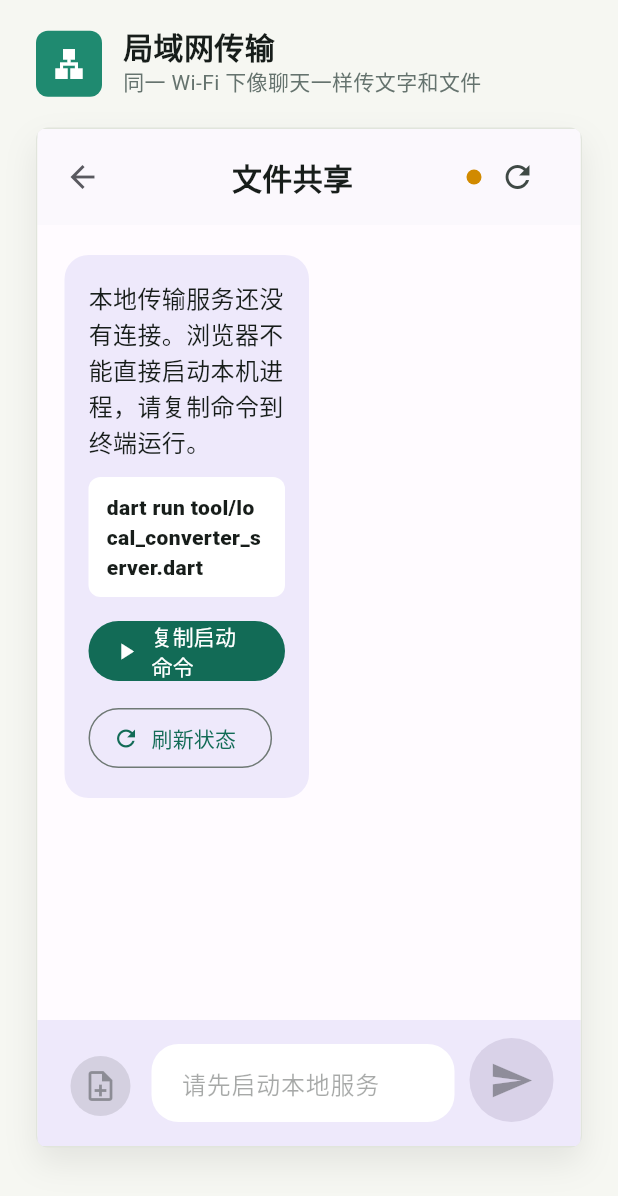
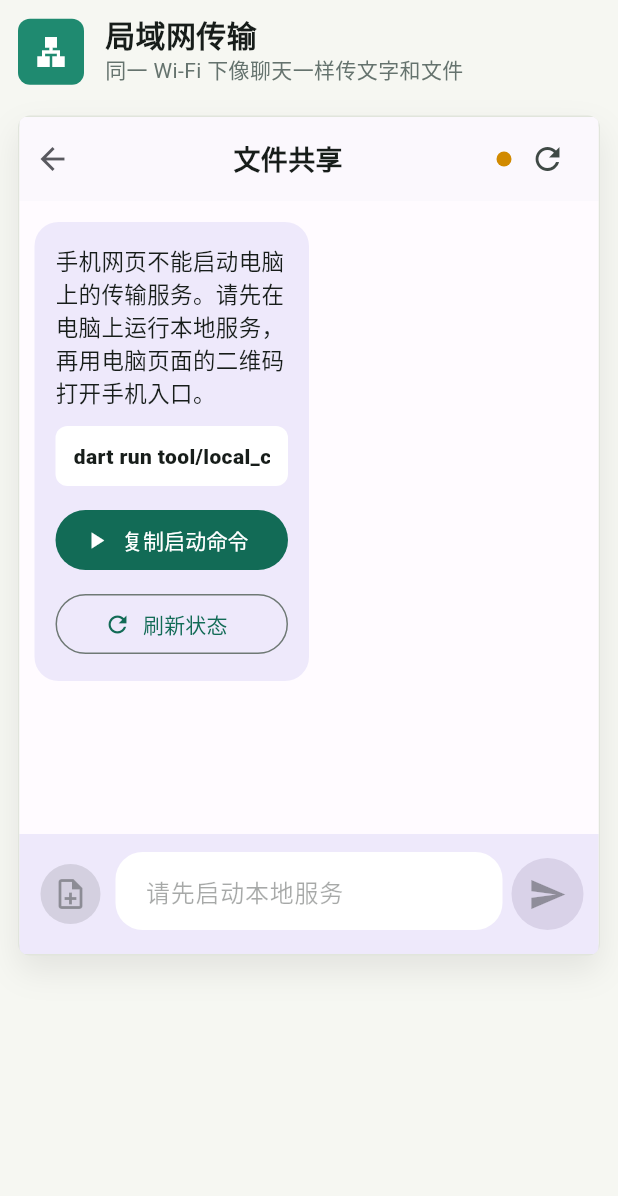
Before and after one commit to shinenyok/shinenyok.github.io, a Flutter app: the LanTransferPage widget shown alone on an empty page, opened directly, on a phone screen of 412 x 824 dp. Shown: the top 1196 px of the screen. Run offline on Flutter 3.47's test engine with Material 3 defaults, Android fonts, the phone set to English and light mode, and no system bars; our stand-ins replace flutter_html, pdf, printing, qr_flutter; missing offline and left inert: dart:html, file_saver, syncfusion_flutter_pdf.

Commit message:
Fix mobile LAN transfer guidance

```diff
--- a/lib/src/lan_transfer/lan_transfer_page.dart
+++ b/lib/src/lan_transfer/lan_transfer_page.dart
@@ -1,4 +1,5 @@
 import 'dart:async';
+import 'dart:math' as math;
 
 import 'package:flutter/material.dart';
 import 'package:flutter/services.dart';
@@ -184,15 +185,22 @@ class _LanTransferPageState extends State<LanTransferPage> {
 
   @override
   Widget build(BuildContext context) {
+    final isCompactPage = MediaQuery.sizeOf(context).width < 560;
     return Padding(
-      padding: const EdgeInsets.fromLTRB(24, 20, 24, 40),
+      padding: EdgeInsets.fromLTRB(
+        isCompactPage ? 12 : 24,
+        isCompactPage ? 12 : 20,
+        isCompactPage ? 12 : 24,
+        40,
+      ),
       child: Center(
         child: ConstrainedBox(
           constraints: const BoxConstraints(maxWidth: 1180),
           child: LayoutBuilder(
             builder: (context, constraints) {
               final isWide = constraints.maxWidth >= 940;
-              final chatHeight = isWide ? 620.0 : 680.0;
+              final isCompact = constraints.maxWidth < 560;
+              final chatHeight = isWide ? 620.0 : (isCompact ? 560.0 : 680.0);
 
               final chat = SizedBox(
                 height: chatHeight,
@@ -659,19 +667,23 @@ class _ChatTopBar extends StatelessWidget {
 
   @override
   Widget build(BuildContext context) {
+    final isCompact = _isCompactScreen(context);
     return Container(
-      height: 64,
-      padding: const EdgeInsets.symmetric(horizontal: 18),
+      height: isCompact ? 56 : 64,
+      padding: EdgeInsets.symmetric(horizontal: isCompact ? 10 : 18),
       color: const Color(0xfffbf8fd),
       child: Row(
         children: [
           const Icon(Icons.arrow_back, color: Color(0xff59595f)),
-          const SizedBox(width: 12),
-          const Expanded(
+          SizedBox(width: isCompact ? 6 : 12),
+          Expanded(
             child: Center(
               child: Text(
                 '文件共享',
-                style: TextStyle(fontSize: 20, fontWeight: FontWeight.w900),
+                style: TextStyle(
+                  fontSize: isCompact ? 18 : 20,
+                  fontWeight: FontWeight.w900,
+                ),
               ),
             ),
           ),
@@ -740,11 +752,17 @@ class _ChatTimeline extends StatelessWidget {
   @override
   Widget build(BuildContext context) {
     final entries = _timelineEntries(status);
+    final isCompact = _isCompactScreen(context);
     return Container(
       color: const Color(0xfffffbff),
       child: ListView(
         controller: scrollController,
-        padding: const EdgeInsets.fromLTRB(18, 20, 18, 26),
+        padding: EdgeInsets.fromLTRB(
+          isCompact ? 10 : 18,
+          isCompact ? 14 : 20,
+          isCompact ? 10 : 18,
+          26,
+        ),
         children: [
           if (!status.isRunning && showShareIntro)
             _StartServiceBubble(
@@ -815,14 +833,17 @@ class _StartServiceBubble extends StatelessWidget {
 
   @override
   Widget build(BuildContext context) {
+    final isCompact = _isCompactScreen(context);
     return _ChatBubble(
       maxWidth: 560,
       child: Column(
         crossAxisAlignment: CrossAxisAlignment.start,
         children: [
-          const Text(
-            '本地传输服务还没有连接。浏览器不能直接启动本机进程，请复制命令到终端运行。',
-            style: TextStyle(fontSize: 16, height: 1.5),
+          Text(
+            isCompact
+                ? '手机网页不能启动电脑上的传输服务。请先在电脑上运行本地服务，再用电脑页面的二维码打开手机入口。'
+                : '本地传输服务还没有连接。浏览器不能直接启动本机进程，请复制命令到终端运行。',
+            style: TextStyle(fontSize: isCompact ? 15 : 16, height: 1.5),
           ),
           const SizedBox(height: 12),
           Container(
@@ -832,12 +853,34 @@ class _StartServiceBubble extends StatelessWidget {
               color: Colors.white,
               borderRadius: BorderRadius.circular(8),
             ),
-            child: const SelectableText(
+            child: const SingleChildScrollView(
+              scrollDirection: Axis.horizontal,
+              child: SelectableText(
                 _lanTransferStartCommand,
                 style: TextStyle(fontWeight: FontWeight.w900),
               ),
             ),
+          ),
           const SizedBox(height: 12),
+          if (isCompact) ...[
+            SizedBox(
+              width: double.infinity,
+              child: FilledButton.icon(
+                onPressed: onCopyStartCommand,
+                icon: const Icon(Icons.play_arrow),
+                label: const Text('复制启动命令'),
+              ),
+            ),
+            const SizedBox(height: 8),
+            SizedBox(
+              width: double.infinity,
+              child: OutlinedButton.icon(
+                onPressed: onRefresh,
+                icon: const Icon(Icons.refresh),
+                label: const Text('刷新状态'),
+              ),
+            ),
+          ] else
             Wrap(
               spacing: 10,
               runSpacing: 10,
@@ -903,6 +946,7 @@ class _ShareUrlBubble extends StatelessWidget {
 
     final primaryUrl = _preferredLanUrl(urls);
     final otherUrls = urls.where((url) => url != primaryUrl).toList();
+    final isCompact = _isCompactScreen(context);
     final qrSize = MediaQuery.sizeOf(context).width < 460 ? 184.0 : 220.0;
 
     return _ChatBubble(
@@ -917,7 +961,10 @@ class _ShareUrlBubble extends StatelessWidget {
         children: [
           SelectableText(
             primaryUrl,
-            style: const TextStyle(fontSize: 17, fontWeight: FontWeight.w900),
+            style: TextStyle(
+              fontSize: isCompact ? 15 : 17,
+              fontWeight: FontWeight.w900,
+            ),
           ),
           const SizedBox(height: 14),
           Container(
@@ -1026,8 +1073,9 @@ class _FileMessageBubble extends StatelessWidget {
 
   @override
   Widget build(BuildContext context) {
+    final isCompact = _isCompactScreen(context);
     return _ChatBubble(
-      maxWidth: 520,
+      maxWidth: isCompact ? 420 : 520,
       trailing: Column(
         mainAxisSize: MainAxisSize.min,
         children: [
@@ -1063,7 +1111,7 @@ class _FileMessageBubble extends StatelessWidget {
               child: Image.network(
                 file.downloadUrl,
                 width: double.infinity,
-                height: 210,
+                height: isCompact ? 160 : 210,
                 fit: BoxFit.cover,
                 errorBuilder: (context, error, stackTrace) {
                   return const SizedBox.shrink();
@@ -1127,11 +1175,19 @@ class _ChatBubble extends StatelessWidget {
 
   @override
   Widget build(BuildContext context) {
+    return LayoutBuilder(
+      builder: (context, constraints) {
+        final reservedWidth = trailing == null ? 0.0 : 54.0;
+        final availableWidth = math.max(
+          180.0,
+          constraints.maxWidth - reservedWidth,
+        );
+        final effectiveMaxWidth = math.min(maxWidth, availableWidth);
         final bubble = ConstrainedBox(
-      constraints: BoxConstraints(maxWidth: maxWidth),
+          constraints: BoxConstraints(maxWidth: effectiveMaxWidth),
           child: Container(
             margin: const EdgeInsets.only(bottom: 14),
-        padding: const EdgeInsets.all(16),
+            padding: EdgeInsets.all(_isCompactScreen(context) ? 14 : 16),
             decoration: BoxDecoration(
               color: color,
               borderRadius: BorderRadius.circular(16),
@@ -1151,6 +1207,8 @@ class _ChatBubble extends StatelessWidget {
             if (trailing != null) ...[const SizedBox(width: 6), trailing!],
             if (!outgoing) const Spacer(),
           ],
+        );
+      },
     );
   }
 }
@@ -1214,8 +1272,14 @@ class _ChatComposer extends StatelessWidget {
 
   @override
   Widget build(BuildContext context) {
+    final isCompact = _isCompactScreen(context);
     return Container(
-      padding: const EdgeInsets.fromLTRB(18, 12, 18, 16),
+      padding: EdgeInsets.fromLTRB(
+        isCompact ? 10 : 18,
+        12,
+        isCompact ? 10 : 18,
+        16,
+      ),
       color: const Color(0xffeee9fb),
       child: Row(
         crossAxisAlignment: CrossAxisAlignment.end,
@@ -1231,7 +1295,7 @@ class _ChatComposer extends StatelessWidget {
                   )
                 : const Icon(Icons.note_add_outlined),
           ),
-          const SizedBox(width: 10),
+          SizedBox(width: isCompact ? 6 : 10),
           Expanded(
             child: TextField(
               controller: controller,
@@ -1259,10 +1323,10 @@ class _ChatComposer extends StatelessWidget {
               ),
             ),
           ),
-          const SizedBox(width: 10),
+          SizedBox(width: isCompact ? 6 : 10),
           SizedBox(
-            width: 56,
-            height: 56,
+            width: isCompact ? 48 : 56,
+            height: isCompact ? 48 : 56,
             child: IconButton.filled(
               tooltip: '发送文字',
               onPressed: enabled && !isSending ? onSend : null,
@@ -1280,7 +1344,7 @@ class _ChatComposer extends StatelessWidget {
                         color: Colors.white,
                       ),
                     )
-                  : const Icon(Icons.send, size: 30),
+                  : Icon(Icons.send, size: isCompact ? 26 : 30),
             ),
           ),
         ],
@@ -1364,3 +1428,7 @@ String _fileExtension(String filename) {
   }
   return filename.substring(dotIndex + 1).toLowerCase();
 }
+
+bool _isCompactScreen(BuildContext context) {
+  return MediaQuery.sizeOf(context).width < 560;
+}
```
Also changed, not shown: 1 other file. Lines whose indentation alone changed are shown as unchanged.
